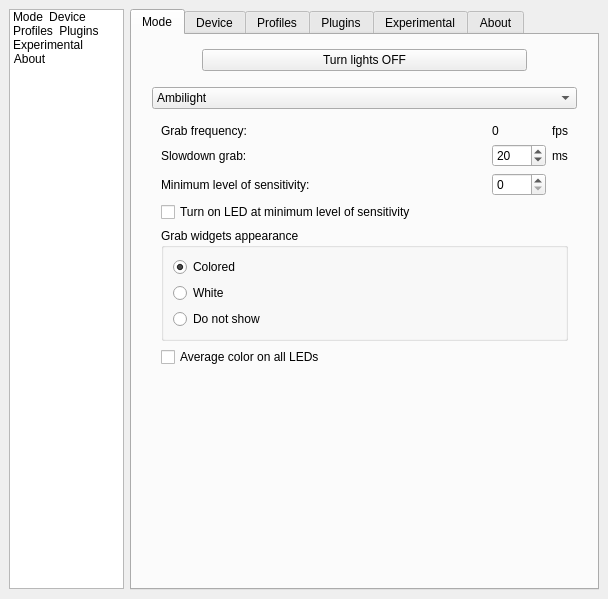
Atarity/Lightpack, file Software/src/SettingsWindow.ui: the form before one commit.
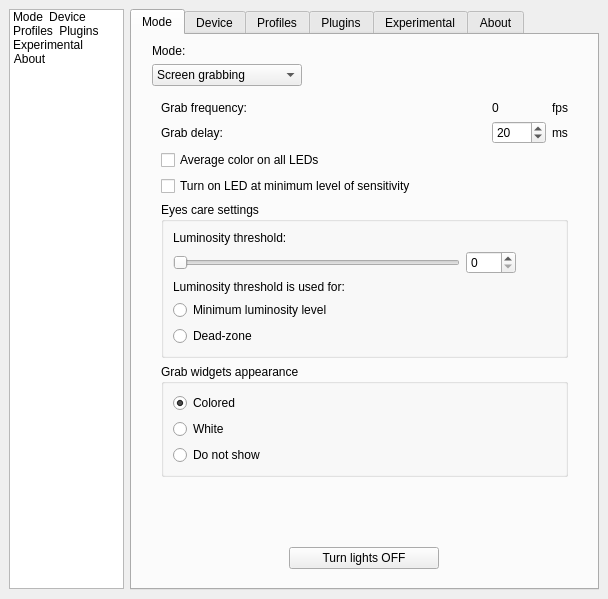
The form after the commit. The open tabs and pages were chosen to show the change. Icons and pictures are not drawn. Custom widgets are drawn as their Qt base class.

Commit message: UI changes. compilable but not completely works

```diff
--- a/Software/src/SettingsWindow.ui
+++ b/Software/src/SettingsWindow.ui
@@ -264,96 +264,14 @@
         <property name="rightMargin">
          <number>20</number>
         </property>
-        <item row="0" column="0">
-         <layout class="QHBoxLayout" name="horizontalLayout_12">
-          <property name="topMargin">
-           <number>5</number>
-          </property>
-          <property name="bottomMargin">
-           <number>10</number>
-          </property>
-          <item>
-           <spacer name="horizontalSpacer_7">
-            <property name="orientation">
-             <enum>Qt::Horizontal</enum>
-            </property>
-            <property name="sizeType">
-             <enum>QSizePolicy::Preferred</enum>
-            </property>
-            <property name="sizeHint" stdset="0">
-             <size>
-              <width>50</width>
-              <height>20</height>
-             </size>
-            </property>
-           </spacer>
-          </item>
-          <item>
-           <widget class="QPushButton" name="pushButton_EnableDisableDevice">
-            <property name="sizePolicy">
-             <sizepolicy hsizetype="Expanding" vsizetype="Fixed">
-              <horstretch>0</horstretch>
-              <verstretch>0</verstretch>
-             </sizepolicy>
-            </property>
-            <property name="focusPolicy">
-             <enum>Qt::TabFocus</enum>
-            </property>
-            <property name="text">
-             <string notr="true">Turn lights OFF</string>
-            </property>
-            <property name="icon">
-             <iconset resource="../res/LightpackResources.qrc">
-              <normaloff>:/icons/off.png</normaloff>:/icons/off.png</iconset>
-            </property>
-            <property name="checkable">
-             <bool>false</bool>
-            </property>
-            <property name="checked">
-             <bool>false</bool>
-            </property>
-            <property name="default">
-             <bool>false</bool>
-            </property>
-            <property name="flat">
-             <bool>false</bool>
-            </property>
-           </widget>
-          </item>
-          <item>
-           <spacer name="horizontalSpacer_10">
-            <property name="orientation">
-             <enum>Qt::Horizontal</enum>
-            </property>
-            <property name="sizeType">
-             <enum>QSizePolicy::Preferred</enum>
-            </property>
-            <property name="sizeHint" stdset="0">
-             <size>
-              <width>50</width>
-              <height>20</height>
-             </size>
-            </property>
-           </spacer>
-          </item>
-         </layout>
-        </item>
-        <item row="1" column="0">
-         <widget class="QComboBox" name="comboBox_LightpackModes">
-          <item>
-           <property name="text">
-            <string>Ambilight</string>
-           </property>
-          </item>
-          <item>
-           <property name="text">
-            <string>Backlight (MoodLamp)</string>
-           </property>
-          </item>
-         </widget>
-        </item>
-        <item row="2" column="0">
+        <item row="3" column="0">
          <widget class="QStackedWidget" name="stackedWidget_LightpackModes">
+          <property name="sizePolicy">
+           <sizepolicy hsizetype="Preferred" vsizetype="Preferred">
+            <horstretch>0</horstretch>
+            <verstretch>0</verstretch>
+           </sizepolicy>
+          </property>
           <property name="currentIndex">
            <number>0</number>
           </property>
@@ -389,7 +307,7 @@
                  </font>
                 </property>
                 <property name="text">
-                 <string>Slowdown grab:</string>
+                 <string>Grab delay:</string>
                 </property>
                 <property name="alignment">
                  <set>Qt::AlignLeading|Qt::AlignLeft|Qt::AlignVCenter</set>
@@ -401,6 +319,18 @@
               </item>
               <item row="1" column="1">
                <widget class="QSpinBox" name="spinBox_GrabSlowdown">
+                <property name="sizePolicy">
+                 <sizepolicy hsizetype="Fixed" vsizetype="Fixed">
+                  <horstretch>0</horstretch>
+                  <verstretch>0</verstretch>
+                 </sizepolicy>
+                </property>
+                <property name="minimumSize">
+                 <size>
+                  <width>50</width>
+                  <height>0</height>
+                 </size>
+                </property>
                 <property name="minimum">
                  <number>1</number>
                 </property>
@@ -422,28 +352,6 @@
                 </property>
                </widget>
               </item>
-              <item row="2" column="0">
-               <widget class="QLabel" name="label_MinLevelOfSensitivity">
-                <property name="sizePolicy">
-                 <sizepolicy hsizetype="Expanding" vsizetype="Preferred">
-                  <horstretch>0</horstretch>
-                  <verstretch>0</verstretch>
-                 </sizepolicy>
-                </property>
-                <property name="font">
-                 <font>
-                  <weight>50</weight>
-                  <bold>false</bold>
-                 </font>
-                </property>
-                <property name="text">
-                 <string>Minimum level of sensitivity:</string>
-                </property>
-                <property name="alignment">
-                 <set>Qt::AlignLeading|Qt::AlignLeft|Qt::AlignVCenter</set>
-                </property>
-               </widget>
-              </item>
               <item row="0" column="1">
                <widget class="QLabel" name="label_GrabFrequency_value">
                 <property name="text">
@@ -479,19 +387,6 @@
                 </property>
                </widget>
               </item>
-              <item row="2" column="1">
-               <widget class="QSpinBox" name="spinBox_GrabMinLevelOfSensitivity">
-                <property name="minimum">
-                 <number>0</number>
-                </property>
-                <property name="maximum">
-                 <number>100</number>
-                </property>
-                <property name="value">
-                 <number>0</number>
-                </property>
-               </widget>
-              </item>
               <item row="3" column="0" colspan="3">
                <widget class="QCheckBox" name="checkBox_turnOnAtLevelOfSensitivity">
                 <property name="text">
@@ -499,8 +394,131 @@
                 </property>
                </widget>
               </item>
+              <item row="2" column="0">
+               <widget class="QCheckBox" name="checkBox_GrabIsAvgColors">
+                <property name="font">
+                 <font>
+                  <weight>50</weight>
+                  <bold>false</bold>
+                 </font>
+                </property>
+                <property name="text">
+                 <string>Average color on all LEDs</string>
+                </property>
+                <property name="checked">
+                 <bool>false</bool>
+                </property>
+               </widget>
+              </item>
              </layout>
             </item>
+            <item>
+             <widget class="QGroupBox" name="groupBox_3">
+              <property name="title">
+               <string>Eyes care settings</string>
+              </property>
+              <layout class="QGridLayout" name="gridLayout_4">
+               <item row="7" column="0">
+                <widget class="QRadioButton" name="radioButton_luminosityDeadZone">
+                 <property name="text">
+                  <string>Dead-zone</string>
+                 </property>
+                </widget>
+               </item>
+               <item row="4" column="0">
+                <widget class="QSlider" name="horizontalSlider_luminosityThreshold">
+                 <property name="sizePolicy">
+                  <sizepolicy hsizetype="Minimum" vsizetype="Fixed">
+                   <horstretch>0</horstretch>
+                   <verstretch>0</verstretch>
+                  </sizepolicy>
+                 </property>
+                 <property name="orientation">
+                  <enum>Qt::Horizontal</enum>
+                 </property>
+                </widget>
+               </item>
+               <item row="0" column="0">
+                <widget class="QLabel" name="label_6">
+                 <property name="styleSheet">
+                  <string notr="true">margin-top:0px;</string>
+                 </property>
+                 <property name="text">
+                  <string>Luminosity threshold:</string>
+                 </property>
+                 <property name="alignment">
+                  <set>Qt::AlignLeading|Qt::AlignLeft|Qt::AlignVCenter</set>
+                 </property>
+                </widget>
+               </item>
+               <item row="5" column="0">
+                <widget class="QLabel" name="label_luminosityThresholdUsedFor">
+                 <property name="text">
+                  <string>Luminosity threshold is used for:</string>
+                 </property>
+                 <property name="alignment">
+                  <set>Qt::AlignLeading|Qt::AlignLeft|Qt::AlignVCenter</set>
+                 </property>
+                </widget>
+               </item>
+               <item row="6" column="0">
+                <widget class="QRadioButton" name="radioButton_luminosityMinimumLevel">
+                 <property name="text">
+                  <string>Minimum luminosity level</string>
+                 </property>
+                </widget>
+               </item>
+               <item row="4" column="3">
+                <widget class="QSpinBox" name="spinBox_luminosityThreshold">
+                 <property name="sizePolicy">
+                  <sizepolicy hsizetype="Fixed" vsizetype="Fixed">
+                   <horstretch>0</horstretch>
+                   <verstretch>0</verstretch>
+                  </sizepolicy>
+                 </property>
+                 <property name="minimumSize">
+                  <size>
+                   <width>50</width>
+                   <height>0</height>
+                  </size>
+                 </property>
+                 <property name="minimum">
+                  <number>0</number>
+                 </property>
+                 <property name="maximum">
+                  <number>100</number>
+                 </property>
+                 <property name="value">
+                  <number>0</number>
+                 </property>
+                </widget>
+               </item>
+               <item row="4" column="4">
+                <widget class="QPushButton" name="pushButton_lumosityThresholdHelp">
+                 <property name="sizePolicy">
+                  <sizepolicy hsizetype="Fixed" vsizetype="Fixed">
+                   <horstretch>0</horstretch>
+                   <verstretch>0</verstretch>
+                  </sizepolicy>
+                 </property>
+                 <property name="styleSheet">
+                  <string notr="true">margin: 0px;</string>
+                 </property>
+                 <property name="text">
+                  <string/>
+                 </property>
+                 <property name="icon">
+                  <iconset resource="../res/LightpackResources.qrc">
+                   <normaloff>:/icons/help.png</normaloff>:/icons/help.png</iconset>
+                 </property>
+                 <property name="flat">
+                  <bool>true</bool>
+                 </property>
+                </widget>
+               </item>
+              </layout>
+             </widget>
+            </item>
             <item>
              <widget class="QGroupBox" name="groupBox_2">
               <property name="title">
@@ -534,35 +552,6 @@
               </layout>
              </widget>
             </item>
-            <item>
-             <widget class="QCheckBox" name="checkBox_GrabIsAvgColors">
-              <property name="font">
-               <font>
-                <weight>50</weight>
-                <bold>false</bold>
-               </font>
-              </property>
-              <property name="text">
-               <string>Average color on all LEDs</string>
-              </property>
-              <property name="checked">
-               <bool>false</bool>
-              </property>
-             </widget>
-            </item>
-            <item>
-             <spacer name="verticalSpacer_5">
-              <property name="orientation">
-               <enum>Qt::Vertical</enum>
-              </property>
-              <property name="sizeHint" stdset="0">
-               <size>
-                <width>20</width>
-                <height>1</height>
-               </size>
-              </property>
-             </spacer>
-            </item>
            </layout>
           </widget>
           <widget class="QWidget" name="page_2">
@@ -690,6 +679,132 @@
           </widget>
          </widget>
         </item>
+        <item row="5" column="0">
+         <layout class="QHBoxLayout" name="horizontalLayout_12">
+          <property name="topMargin">
+           <number>5</number>
+          </property>
+          <property name="bottomMargin">
+           <number>10</number>
+          </property>
+          <item>
+           <spacer name="horizontalSpacer_7">
+            <property name="orientation">
+             <enum>Qt::Horizontal</enum>
+            </property>
+            <property name="sizeType">
+             <enum>QSizePolicy::Preferred</enum>
+            </property>
+            <property name="sizeHint" stdset="0">
+             <size>
+              <width>50</width>
+              <height>20</height>
+             </size>
+            </property>
+           </spacer>
+          </item>
+          <item>
+           <widget class="QPushButton" name="pushButton_EnableDisableDevice">
+            <property name="sizePolicy">
+             <sizepolicy hsizetype="Fixed" vsizetype="Fixed">
+              <horstretch>0</horstretch>
+              <verstretch>0</verstretch>
+             </sizepolicy>
+            </property>
+            <property name="minimumSize">
+             <size>
+              <width>150</width>
+              <height>0</height>
+             </size>
+            </property>
+            <property name="focusPolicy">
+             <enum>Qt::TabFocus</enum>
+            </property>
+            <property name="text">
+             <string notr="true">Turn lights OFF</string>
+            </property>
+            <property name="icon">
+             <iconset resource="../res/LightpackResources.qrc">
+              <normaloff>:/icons/off.png</normaloff>:/icons/off.png</iconset>
+            </property>
+            <property name="checkable">
+             <bool>false</bool>
+            </property>
+            <property name="checked">
+             <bool>false</bool>
+            </property>
+            <property name="default">
+             <bool>false</bool>
+            </property>
+            <property name="flat">
+             <bool>false</bool>
+            </property>
+           </widget>
+          </item>
+          <item>
+           <spacer name="horizontalSpacer_10">
+            <property name="orientation">
+             <enum>Qt::Horizontal</enum>
+            </property>
+            <property name="sizeType">
+             <enum>QSizePolicy::Preferred</enum>
+            </property>
+            <property name="sizeHint" stdset="0">
+             <size>
+              <width>50</width>
+              <height>20</height>
+             </size>
+            </property>
+           </spacer>
+          </item>
+         </layout>
+        </item>
+        <item row="4" column="0">
+         <spacer name="verticalSpacer_5">
+          <property name="orientation">
+           <enum>Qt::Vertical</enum>
+          </property>
+          <property name="sizeHint" stdset="0">
+           <size>
+            <width>20</width>
+            <height>1</height>
+           </size>
+          </property>
+         </spacer>
+        </item>
+        <item row="2" column="0">
+         <widget class="QComboBox" name="comboBox_LightpackModes">
+          <property name="sizePolicy">
+           <sizepolicy hsizetype="Fixed" vsizetype="Fixed">
+            <horstretch>0</horstretch>
+            <verstretch>0</verstretch>
+           </sizepolicy>
+          </property>
+          <property name="minimumSize">
+           <size>
+            <width>150</width>
+            <height>0</height>
+           </size>
+          </property>
+          <item>
+           <property name="text">
+            <string>Screen grabbing</string>
+           </property>
+          </item>
+          <item>
+           <property name="text">
+            <string>Mood lamp</string>
+           </property>
+          </item>
+         </widget>
+        </item>
+        <item row="1" column="0">
+         <widget class="QLabel" name="label_14">
+          <property name="text">
+           <string>Mode:</string>
+          </property>
+         </widget>
+        </item>
        </layout>
       </widget>
       <widget class="QWidget" name="tabDeviceOptions">
```
Left out of the diff: 100 changed lines with no effect on the pictures. The commit also changes 5 other files.
